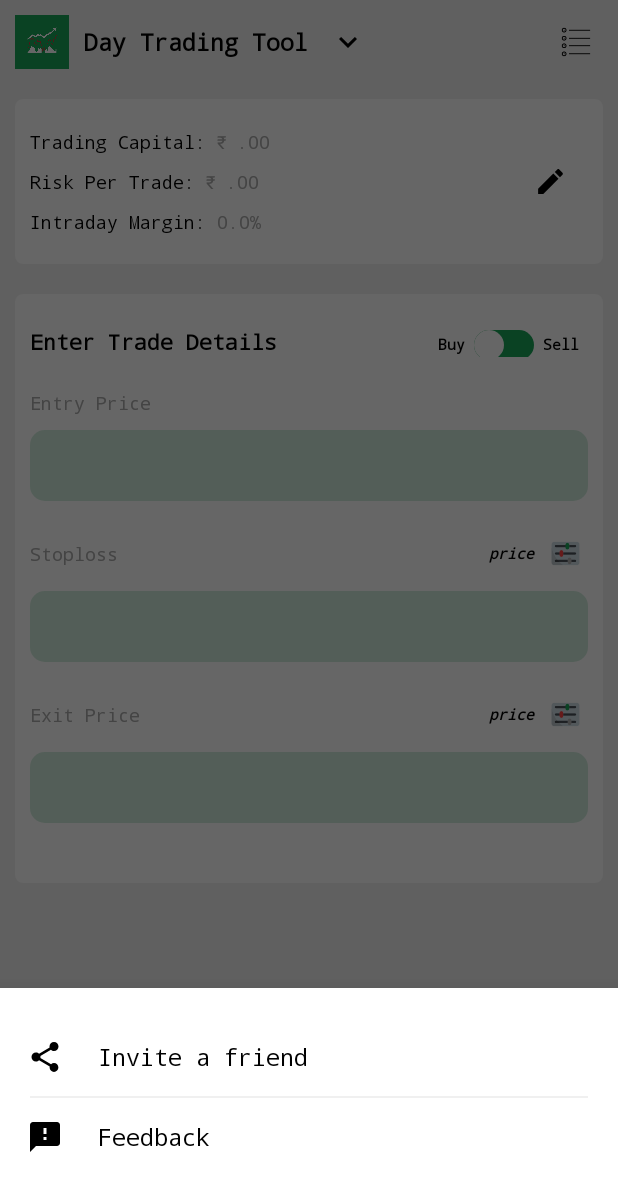
After one commit to snihore/DayTradingTool, an Android app: the fragment BottomSheetDashboardOptions placed in its activity, on a phone screen of 412 x 824 dp. The commit adds this screen. Shown: the top 1191 px of the screen. Run offline under Robolectric (Android 15) with nearby library versions, the phone set to English and light mode, and no system bars; our stand-ins replace Firebase (no records; nobody signed in at launch, a user with empty details on screens opened directly).

Commit message:
Ready for first release

```diff
--- a/app/build.gradle
+++ b/app/build.gradle
@@ -1,5 +1,6 @@
 plugins {
     id 'com.android.application'
+    id 'com.google.gms.google-services'
 }
 
 android {
@@ -32,6 +33,7 @@ dependencies {
     implementation 'androidx.appcompat:appcompat:1.4.2'
     implementation 'com.google.android.material:material:1.6.1'
     implementation 'androidx.constraintlayout:constraintlayout:2.1.4'
+    implementation 'com.google.firebase:firebase-firestore:21.4.0'
     testImplementation 'junit:junit:4.13.2'
     androidTestImplementation 'androidx.test.ext:junit:1.1.3'
     androidTestImplementation 'androidx.test.espresso:espresso-core:3.4.0'
--- a/app/src/main/AndroidManifest.xml
+++ b/app/src/main/AndroidManifest.xml
@@ -2,6 +2,9 @@
 <manifest xmlns:android="http://schemas.android.com/apk/res/android"
     xmlns:tools="http://schemas.android.com/tools"
     package="com.sourabh.daytradingtool">
+
+    <uses-permission android:name="android.permission.ACCESS_WIFI_STATE" />
+    <uses-permission android:name="android.permission.ACCESS_NETWORK_STATE" />
 
     <application
         android:allowBackup="true"
--- /dev/null
+++ b/app/src/main/java/com/sourabh/daytradingtool/UserInterface/BottomSheetDashboardOptions.java
@@ -0,0 +1,87 @@
+package com.sourabh.daytradingtool.UserInterface;
+
+import android.content.ActivityNotFoundException;
+import android.content.Intent;
+import android.net.Uri;
+import android.os.Bundle;
+import android.util.Log;
+import android.view.LayoutInflater;
+import android.view.View;
+import android.view.ViewGroup;
+import android.widget.LinearLayout;
+
+import androidx.annotation.Nullable;
+
+import com.google.android.material.bottomsheet.BottomSheetDialogFragment;
+import com.sourabh.daytradingtool.Database.FirebaseHandle;
+import com.sourabh.daytradingtool.MainActivity;
+import com.sourabh.daytradingtool.R;
+
+public class BottomSheetDashboardOptions extends BottomSheetDialogFragment implements View.OnClickListener{
+
+    private LinearLayout shareBtn, feedbackBtn;
+
+    @Override
+    public View onCreateView(LayoutInflater inflater, @Nullable
+            ViewGroup container, @Nullable Bundle savedInstanceState) {
+
+        View view = inflater.inflate(R.layout.bottom_sheet_dashboard_options,
+                container, false);
+
+        initViews(view);
+
+        return view;
+    }
+
+    private void initViews(View view) {
+        shareBtn = (LinearLayout) view.findViewById(R.id.share_btn);
+        feedbackBtn = (LinearLayout) view.findViewById(R.id.feedback_btn);
+
+        shareBtn.setOnClickListener(this);
+        feedbackBtn.setOnClickListener(this);
+    }
+
+    @Override
+    public void onClick(View view) {
+
+        switch (view.getId()){
+
+            case R.id.share_btn:
+                new FirebaseHandle((MainActivity) getActivity()).getAppURL();
+                break;
+
+            case R.id.feedback_btn:
+                feedback((MainActivity) getActivity());
+                break;
+        }
+    }
+
+    public static void feedback(MainActivity activity){
+        try{
+            Uri uri = Uri.parse("market://details?id="+activity.getPackageName());
+            Log.i("PACKAGE NAME", activity.getPackageName());
+
+            Intent intent = new Intent(Intent.ACTION_VIEW, uri);
+
+            intent.setFlags(Intent.FLAG_ACTIVITY_NEW_TASK);
+
+            activity.startActivity(intent);
+
+        }catch (ActivityNotFoundException notFoundException){
+
+            Uri uri = Uri.parse("https://play.google.com/store/apps/details?id="+activity.getPackageName());
+            Log.i("PACKAGE NAME", activity.getPackageName());
+
+            Intent intent = new Intent(Intent.ACTION_VIEW, uri);
+
+            intent.setFlags(Intent.FLAG_ACTIVITY_NEW_TASK);
+
+            activity.startActivity(intent);
+
+        }catch (Exception e){
+            e.printStackTrace();
+        }
+    }
+
+
+}
--- /dev/null
+++ b/app/src/main/java/com/sourabh/daytradingtool/Utils/FirebaseUtils.java
@@ -0,0 +1,36 @@
+package com.sourabh.daytradingtool.Utils;
+
+import android.content.Context;
+import android.net.ConnectivityManager;
+
+import java.net.InetAddress;
+
+public class FirebaseUtils {
+
+    public static final String COLLECTION_NAME = "Day Trading Tool";
+    public static final String APP_URL_DOCUMENT_NAME = "App URL";
+    public static final String APP_URL_FIELD_NAME = "app_url";
+
+    public static final String UPDATE_APP_DOCUMENT_NAME = "App Update";
+    public static final String UPDATE_APP_FIELD_NAME = "version_check";
+
+
+    public static boolean isNetworkAvailable(Context context) {
+        try{
+            ConnectivityManager connectivityManager = ((ConnectivityManager) context.getSystemService(Context.CONNECTIVITY_SERVICE));
+            return connectivityManager.getActiveNetworkInfo() != null && connectivityManager.getActiveNetworkInfo().isConnected();
+        }catch (Exception e){
+            return false;
+        }
+    }
+
+    public static boolean isInternetAvailable() {
+        try {
+            InetAddress address = InetAddress.getByName("www.google.com");
+            return !address.equals("");
+        } catch (Exception e) {
+            // Log error
+        }
+        return false;
+    }
+}
--- /dev/null
+++ b/app/src/main/res/drawable/ic_baseline_feedback_24.xml
@@ -0,0 +1,5 @@
+<vector android:height="24dp" android:tint="#000000"
+    android:viewportHeight="24" android:viewportWidth="24"
+    android:width="24dp" xmlns:android="http://schemas.android.com/apk/res/android">
+    <path android:fillColor="@android:color/white" android:pathData="M20,2L4,2c-1.1,0 -1.99,0.9 -1.99,2L2,22l4,-4h14c1.1,0 2,-0.9 2,-2L22,4c0,-1.1 -0.9,-2 -2,-2zM13,14h-2v-2h2v2zM13,10h-2L11,6h2v4z"/>
+</vector>
--- a/app/src/main/res/layout/activity_main.xml
+++ b/app/src/main/res/layout/activity_main.xml
@@ -34,6 +34,7 @@
             android:textStyle="bold" />
 
         <ImageView
+            android:id="@+id/dashboard_options"
             android:layout_width="wrap_content"
             android:layout_height="match_parent"
             android:layout_toRightOf="@+id/heading"
--- /dev/null
+++ b/app/src/main/res/layout/bottom_sheet_dashboard_options.xml
@@ -0,0 +1,64 @@
+<?xml version="1.0" encoding="utf-8"?>
+<LinearLayout xmlns:android="http://schemas.android.com/apk/res/android"
+    android:layout_width="match_parent"
+    android:layout_height="wrap_content"
+    android:orientation="vertical"
+    android:background="@drawable/round_corner_white_bg"
+    android:paddingTop="20dp"
+    android:paddingBottom="40dp">
+
+    <LinearLayout
+        android:id="@+id/share_btn"
+        android:layout_width="match_parent"
+        android:layout_height="wrap_content"
+        android:orientation="horizontal"
+        android:gravity="center_vertical"
+        android:paddingLeft="10dp"
+        android:background="?android:selectableItemBackground">
+        <ImageView
+            android:layout_width="40dp"
+            android:layout_height="40dp"
+            android:src="@drawable/ic_baseline_share_24"
+            android:padding="8dp"/>
+        <TextView
+            android:layout_width="wrap_content"
+            android:layout_height="wrap_content"
+            android:text="Invite a friend"
+            android:fontFamily="monospace"
+            android:textColor="@color/black"
+            android:textSize="15sp"
+            android:padding="15dp"
+            android:layout_weight="1"/>
+    </LinearLayout>
+
+    <TextView
+        android:layout_width="match_parent"
+        android:layout_height="1dp"
+        android:background="@color/background"
+        android:layout_marginLeft="20dp"
+        android:layout_marginRight="20dp"/>
+    <LinearLayout
+        android:id="@+id/feedback_btn"
+        android:layout_width="match_parent"
+        android:layout_height="wrap_content"
+        android:orientation="horizontal"
+        android:gravity="center_vertical"
+        android:paddingLeft="10dp"
+        android:background="?android:selectableItemBackground">
+        <ImageView
+            android:layout_width="40dp"
+            android:layout_height="40dp"
+            android:src="@drawable/ic_baseline_feedback_24"
+            android:padding="8dp"/>
+        <TextView
+            android:layout_width="wrap_content"
+            android:layout_height="wrap_content"
+            android:text="Feedback"
+            android:fontFamily="monospace"
+            android:textColor="@color/black"
+            android:textSize="15sp"
+            android:padding="15dp"
+            android:layout_weight="1"/>
+    </LinearLayout>
+
+</LinearLayout>
--- a/build.gradle
+++ b/build.gradle
@@ -1,4 +1,8 @@
-// Top-level build file where you can add configuration options common to all sub-projects/modules.
+buildscript {
+    dependencies {
+        classpath 'com.google.gms:google-services:4.3.3'
+    }
+}// Top-level build file where you can add configuration options common to all sub-projects/modules.
 plugins {
     id 'com.android.application' version '7.2.1' apply false
     id 'com.android.library' version '7.2.1' apply false
```
Also changed, not shown: app/src/main/java/com/sourabh/daytradingtool/Database/FirebaseHandle.java (added, +161 -0 lines), app/src/main/java/com/sourabh/daytradingtool/MainActivity.java (+76 -26 lines), 2 other files.
